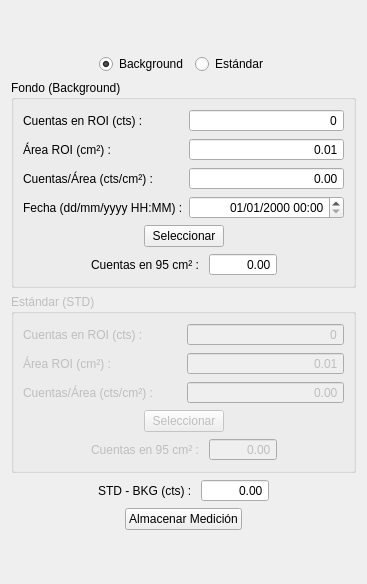
Before: the Qt Designer form stdWid.ui in Squawk322/IodoCuantif, drawn with Qt 5.
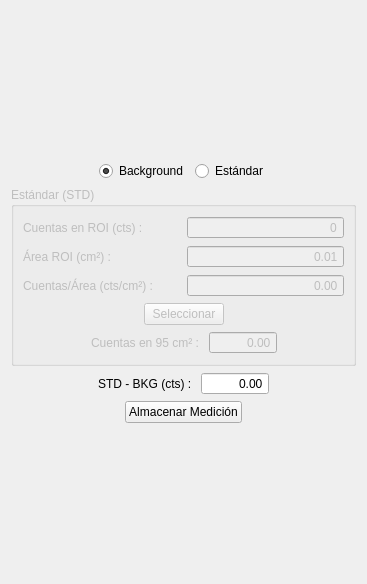
After: the same form once the commit is applied.

What changed in the file:
```diff
--- a/stdWid.ui
+++ b/stdWid.ui
@@ -74,212 +74,6 @@
      </item>
     </layout>
    </item>
-   <item>
-    <widget class="QGroupBox" name="bkgGroup">
-     <property name="title">
-      <string>Fondo (Background)</string>
-     </property>
-     <layout class="QVBoxLayout" name="verticalLayout_4">
-      <item>
-       <layout class="QHBoxLayout" name="horizontalLayout_2">
-        <item>
-         <layout class="QVBoxLayout" name="verticalLayout_2">
-          <item>
-           <widget class="QLabel" name="label">
-            <property name="text">
-             <string>Cuentas en ROI (cts) : </string>
-            </property>
-           </widget>
-          </item>
-          <item>
-           <widget class="QLabel" name="label_2">
-            <property name="text">
-             <string>Área ROI (cm²) : </string>
-            </property>
-           </widget>
-          </item>
-          <item>
-           <widget class="QLabel" name="label_3">
-            <property name="text">
-             <string>Cuentas/Área (cts/cm²) : </string>
-            </property>
-           </widget>
-          </item>
-          <item>
-           <widget class="QLabel" name="label_10">
-            <property name="text">
-             <string>Fecha (dd/mm/yyyy HH:MM) :</string>
-            </property>
-           </widget>
-          </item>
-         </layout>
-        </item>
-        <item>
-         <layout class="QVBoxLayout" name="verticalLayout_3">
-          <item>
-           <widget class="QSpinBox" name="bkgCounts">
-            <property name="frame">
-             <bool>true</bool>
-            </property>
-            <property name="alignment">
-             <set>Qt::AlignRight|Qt::AlignTrailing|Qt::AlignVCenter</set>
-            </property>
-            <property name="readOnly">
-             <bool>true</bool>
-            </property>
-            <property name="buttonSymbols">
-             <enum>QAbstractSpinBox::NoButtons</enum>
-            </property>
-            <property name="maximum">
-             <number>99999999</number>
-            </property>
-           </widget>
-          </item>
-          <item>
-           <widget class="QDoubleSpinBox" name="bkgArea">
-            <property name="alignment">
-             <set>Qt::AlignRight|Qt::AlignTrailing|Qt::AlignVCenter</set>
-            </property>
-            <property name="readOnly">
-             <bool>true</bool>
-            </property>
-            <property name="buttonSymbols">
-             <enum>QAbstractSpinBox::NoButtons</enum>
-            </property>
-            <property name="decimals">
-             <number>2</number>
-            </property>
-            <property name="minimum">
-             <double>0.010000000000000</double>
-            </property>
-            <property name="maximum">
-             <double>999999.000000000000000</double>
-            </property>
-           </widget>
-          </item>
-          <item>
-           <widget class="QDoubleSpinBox" name="bkgRate">
-            <property name="alignment">
-             <set>Qt::AlignRight|Qt::AlignTrailing|Qt::AlignVCenter</set>
-            </property>
-            <property name="readOnly">
-             <bool>true</bool>
-            </property>
-            <property name="buttonSymbols">
-             <enum>QAbstractSpinBox::NoButtons</enum>
-            </property>
-            <property name="maximum">
-             <double>999999999.000000000000000</double>
-            </property>
-           </widget>
-          </item>
-          <item>
-           <widget class="QDateTimeEdit" name="dateTimeEdit">
-            <property name="alignment">
-             <set>Qt::AlignRight|Qt::AlignTrailing|Qt::AlignVCenter</set>
-            </property>
-            <property name="displayFormat">
-             <string>dd/MM/yyyy HH:mm</string>
-            </property>
-           </widget>
-          </item>
-         </layout>
-        </item>
-       </layout>
-      </item>
-      <item>
-       <layout class="QHBoxLayout" name="horizontalLayout_3">
-        <item>
-         <spacer name="horizontalSpacer_3">
-          <property name="orientation">
-           <enum>Qt::Horizontal</enum>
-          </property>
-          <property name="sizeHint" stdset="0">
-           <size>
-            <width>40</width>
-            <height>20</height>
-           </size>
-          </property>
-         </spacer>
-        </item>
-        <item>
-         <widget class="QPushButton" name="setBkg">
-          <property name="text">
-           <string>Seleccionar</string>
-          </property>
-         </widget>
-        </item>
-        <item>
-         <spacer name="horizontalSpacer_4">
-          <property name="orientation">
-           <enum>Qt::Horizontal</enum>
-          </property>
-          <property name="sizeHint" stdset="0">
-           <size>
-            <width>40</width>
-            <height>20</height>
-           </size>
-          </property>
-         </spacer>
-        </item>
-       </layout>
-      </item>
-      <item>
-       <layout class="QHBoxLayout" name="horizontalLayout_4">
-        <item>
-         <spacer name="horizontalSpacer_7">
-          <property name="orientation">
-           <enum>Qt::Horizontal</enum>
-          </property>
-          <property name="sizeHint" stdset="0">
-           <size>
-            <width>40</width>
-            <height>20</height>
-           </size>
-          </property>
-         </spacer>
-        </item>
-        <item>
-         <widget class="QLabel" name="label_4">
-          <property name="text">
-           <string>Cuentas en 95 cm² : </string>
-          </property>
-         </widget>
-        </item>
-        <item>
-         <widget class="QDoubleSpinBox" name="bkgTotal">
-          <property name="alignment">
-           <set>Qt::AlignRight|Qt::AlignTrailing|Qt::AlignVCenter</set>
-          </property>
-          <property name="readOnly">
-           <bool>true</bool>
-          </property>
-          <property name="buttonSymbols">
-           <enum>QAbstractSpinBox::NoButtons</enum>
-          </property>
-          <property name="maximum">
-           <double>999999.000000000000000</double>
-          </property>
-         </widget>
-        </item>
-        <item>
-         <spacer name="horizontalSpacer_8">
-          <property name="orientation">
-           <enum>Qt::Horizontal</enum>
-          </property>
-          <property name="sizeHint" stdset="0">
-           <size>
-            <width>40</width>
-            <height>20</height>
-           </size>
-          </property>
-         </spacer>
-        </item>
-       </layout>
-      </item>
-     </layout>
-    </widget>
-   </item>
    <item>
     <widget class="QGroupBox" name="stdGroup">
      <property name="enabled">
```
